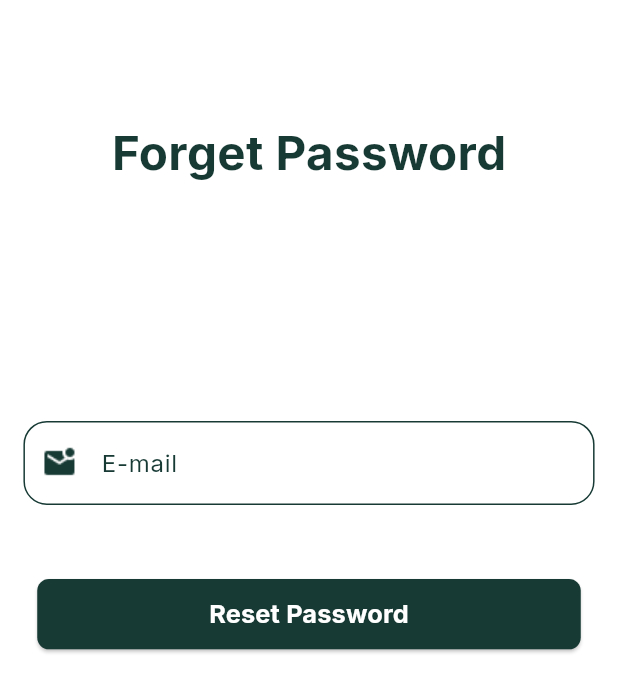
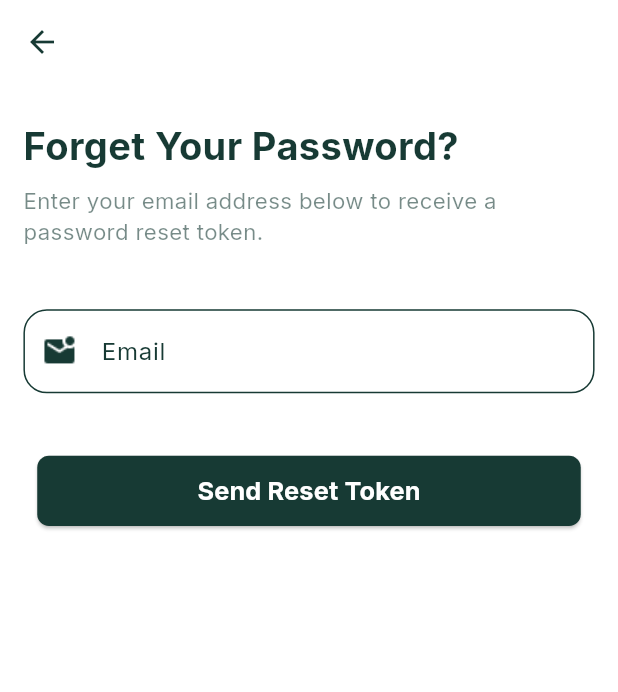
Before and after one commit to AbdQ4/Moona_2, a Flutter app: the ForgetPasswordScreen screen opened by its route, on a phone screen of 412 x 824 dp. Shown: the top 692 px of the screen. Run offline on Flutter 3.47's test engine with Material 3 defaults, Android fonts, the phone set to English and light mode, and no system bars; our stand-ins replace app_links, file_picker, flutter_screenutil, google_fonts, image_picker, shared_preferences and 1 more; missing offline and left inert: syncfusion_flutter_pdfviewer; accounts and stored records are empty.

Commit message:
shof da keda

```diff
--- a/lib/moona.dart
+++ b/lib/moona.dart
@@ -4,6 +4,8 @@ import 'package:moona/controller/theme_controller.dart';
 import 'package:moona/core/routes_manager.dart';
 import 'package:moona/core/theme_manager.dart';
 import 'package:moona/view/auth/auth_redirect.dart';
+import 'package:moona/view/auth/login_screen.dart';
+import 'package:moona/view/auth/signup_screen.dart';
 import 'package:provider/provider.dart';
 
 class Moona extends StatelessWidget {
@@ -18,7 +20,7 @@ class Moona extends StatelessWidget {
       builder: (context, child) => MaterialApp(
         debugShowCheckedModeBanner: false,
         navigatorKey: navigatorKey,
-        initialRoute: AuthRedirect.routeName,
+        initialRoute: LoginScreen.routeName, //AuthRedirect.routeName,
         routes: RoutesManager.appRoutes,
         theme: ThemeManager.lightTheme,
         darkTheme: ThemeManager.darkTheme,
--- a/lib/view/auth/forget_password_screen.dart
+++ b/lib/view/auth/forget_password_screen.dart
@@ -7,6 +7,7 @@ import 'package:moona/controller/validation_methods.dart';
 import 'package:moona/core/assets_manager.dart';
 import 'package:moona/core/colors_manager.dart';
 import 'package:moona/core/text_style.dart';
+import 'package:moona/widgets/code_text_field.dart';
 import 'package:moona/widgets/custom_elevated_button.dart';
 import 'package:moona/widgets/custom_text_form_field.dart';
 import 'package:provider/provider.dart';
@@ -26,55 +27,60 @@ class ForgetPasswordScreen extends StatelessWidget {
     final themeController = Provider.of<ThemeController>(context);
     return Scaffold(
       appBar: AppBar(
-        leading: IconButton(
-          onPressed: () => Navigator.pop(context),
-          icon: Icon(
-            Icons.arrow_back_ios,
+        leading: BackButton(
           color: themeController.isLight
-                ? ColorsManager.white
-                : ColorsManager.green,
-          ),
+              ? ColorsManager.green
+              : ColorsManager.gold,
         ),
       ),
       body: Padding(
         padding: REdgeInsets.symmetric(horizontal: 16, vertical: 24),
+        child: SafeArea(
           child: Column(
+            crossAxisAlignment: CrossAxisAlignment.start,
             children: [
-            Form(
-              key: _formKey,
-              child: Center(
-                child: Text(
-                  "Forget Password",
-                  style: safeInter(
+              Text(
+                "Forget Your Password?",
+                style: GoogleFonts.inter(
                   color: themeController.isLight
                       ? ColorsManager.green
                       : ColorsManager.gold,
-                    fontSize: 30.sp,
+                  fontSize: 24.sp,
                   fontWeight: FontWeight.bold,
                 ),
               ),
+              SizedBox(height: 8.h),
+              Text(
+                "Enter your email address below to receive a password reset token.",
+                style: GoogleFonts.inter(
+                  color: themeController.isLight
+                      ? ColorsManager.green.withAlpha(150)
+                      : ColorsManager.white,
+                  fontSize: 14.sp,
                 ),
               ),
-            SizedBox(height: 150.h),
+              SizedBox(height: 32.h),
               CustomTextFormField(
-              label: "E-mail",
+                label: "Email",
                 prefixIconPath: AssetsManager.emailIcon,
-              validator: ValidationMethods.validateEmail,
                 controller: _emailController,
               ),
-            SizedBox(height: 40.h),
+              SizedBox(height: 32.h),
+              Center(
+                child: Column(
+                  children: [
                     CustomElevatedButton(
-              title: "Reset Password",
-              onTap: () {
-                String email = _emailController.text;
-                userController.resetPassword(email: email, context: context);
-              },
+                      title: "Send Reset Token",
+                      onTap: () {},
+                    ),
+                    Container(height: 60.h),
+                  ],
+                ),
               ),
             ],
+          ),
         ),
       ),
     );
   }
 }
-
-/// After the user clicks the link, they’ll be redirected back to your app. You need to handle onAuthStateChange or supabase.auth.onAuthStateChange to let the user set a new password (using supabase.auth.updateUser).
```
Also changed, not shown: lib/controller/license_controller.dart (+42 -63 lines). Lines whose indentation alone changed are shown as unchanged.
